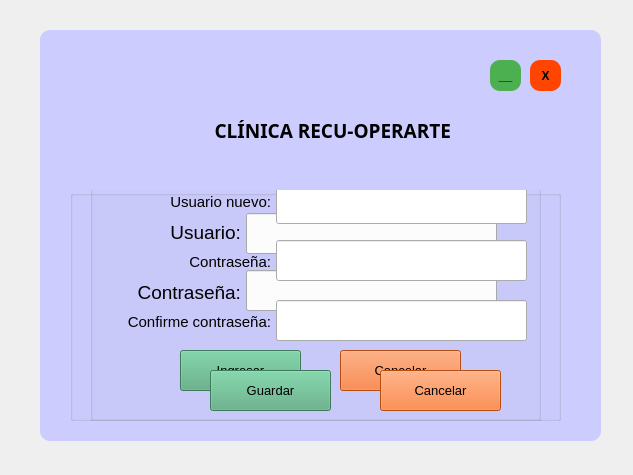
The window that modificar.ui (karmaly/Proyecto) describes before a commit, drawn with Qt 5.
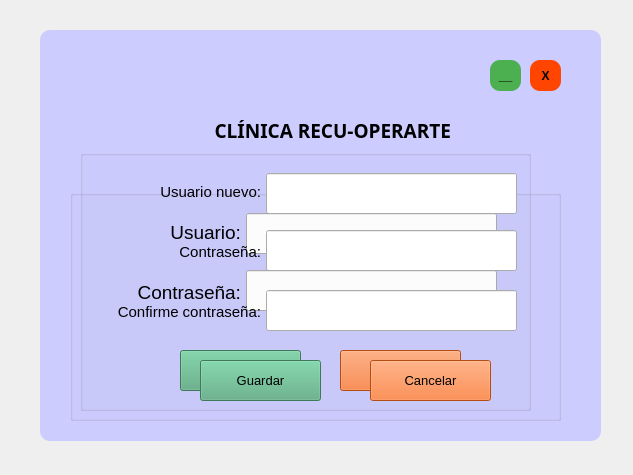
The same window after the commit.

Patch:
```diff
--- a/modificar.ui
+++ b/modificar.ui
@@ -266,11 +266,12 @@
       <string>Cancelar</string>
      </property>
     </widget>
+   </widget>
     <widget class="QGroupBox" name="cambio">
      <property name="geometry">
       <rect>
-       <x>20</x>
-       <y>-30</y>
+      <x>40</x>
+      <y>120</y>
        <width>451</width>
        <height>261</height>
       </rect>
@@ -442,7 +443,6 @@
         <pointsize>12</pointsize>
        </font>
       </property>
-     </widget>
     </widget>
    </widget>
   </widget>
```
Lines whose indentation alone changed are shown as unchanged.
